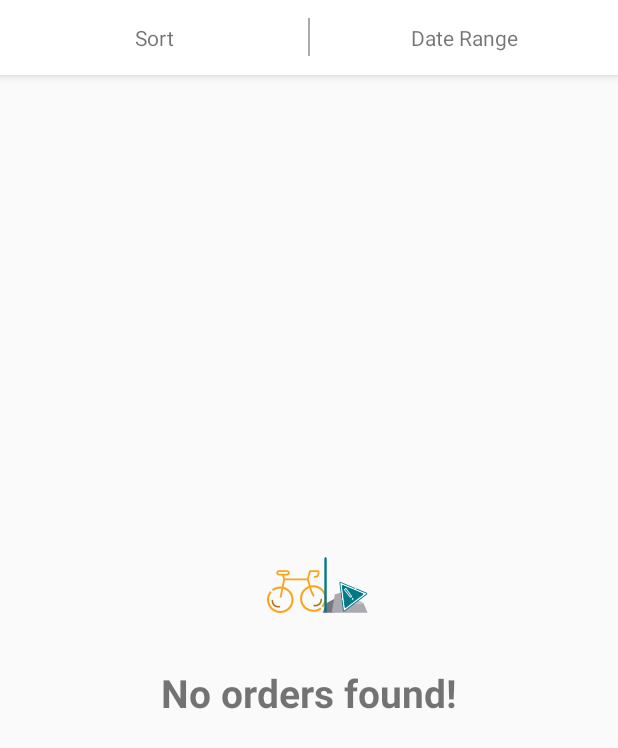
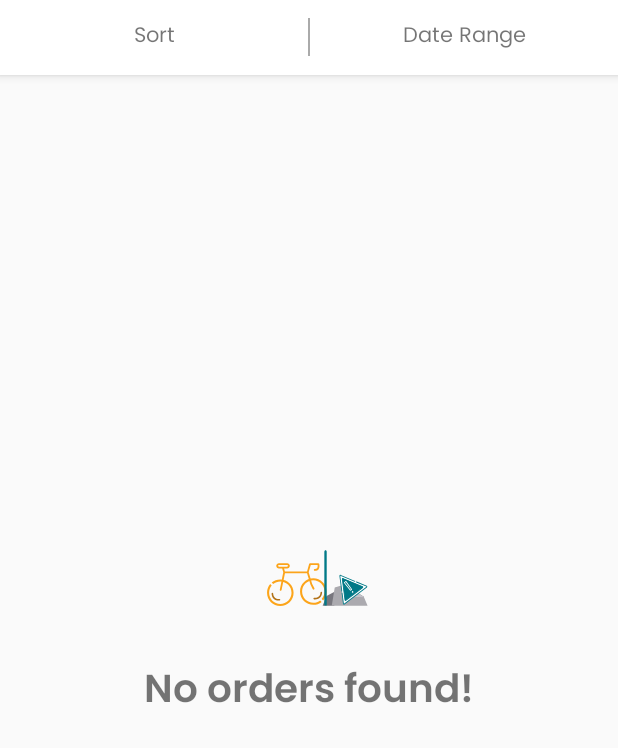
Before and after one commit to devmanishpatole/AlzuraApplication, an Android app: the layout activity_main.xml on its own in the app's theme, with its tools: preview values and no code run, on a phone screen of 412 x 824 dp. Shown: the top 748 px of the screen. Run offline under Robolectric (Android 15) with nearby library versions, the phone set to English and light mode, and no system bars; network calls fail.

```diff
--- a/app/src/main/java/com/devmanishpatole/alzuraapplication/orders/viewmodel/OrderViewModel.kt
+++ b/app/src/main/java/com/devmanishpatole/alzuraapplication/orders/viewmodel/OrderViewModel.kt
@@ -13,5 +13,4 @@ class OrderViewModel @ViewModelInject constructor(
     fun getOrders(descending: Boolean = true, range: String? = null) =
         repository.getOrders(descending, range).cachedIn(viewModelScope)
 
-    fun refresh() = repository.refresh()
 }
--- a/app/src/main/res/layout/activity_main.xml
+++ b/app/src/main/res/layout/activity_main.xml
@@ -15,6 +15,7 @@
             style="@style/WrapContentLayout"
             android:layout_centerInParent="true"
             android:layout_marginTop="@dimen/spacing_medium"
+            android:fontFamily="@font/poppins_semi_bold"
             android:text="@string/no_orders_found"
             android:textSize="@dimen/text_extra_large"
             android:textStyle="bold"
@@ -47,8 +48,9 @@
         android:background="@android:color/white">
 
         <LinearLayout
+            android:id="@+id/panel"
             style="@style/SectionLayout"
-            android:layout_height="50dp"
+            android:layout_height="@dimen/selector_panel_height"
             android:orientation="horizontal"
             android:weightSum="10"
             app:layout_scrollFlags="scroll|enterAlways">
@@ -59,12 +61,13 @@
                 android:layout_width="0dp"
                 android:layout_gravity="center"
                 android:layout_weight="5"
+                android:fontFamily="@font/poppins_regular"
                 android:gravity="center"
                 android:text="@string/sort" />
 
             <View
-                android:layout_width="1dp"
-                android:layout_height="25dp"
+                android:layout_width="@dimen/panel_divider_width"
+                android:layout_height="@dimen/panel_divider_height"
                 android:layout_gravity="center"
                 android:background="@android:color/darker_gray" />
 
@@ -74,6 +77,7 @@
                 android:layout_width="0dp"
                 android:layout_gravity="center"
                 android:layout_weight="5"
+                android:fontFamily="@font/poppins_regular"
                 android:gravity="center"
                 android:text="@string/filter" />
 
--- a/app/src/main/res/values/dimens.xml
+++ b/app/src/main/res/values/dimens.xml
@@ -15,5 +15,8 @@
     <dimen name="text_small">16sp</dimen>
     <dimen name="text_extra_large">26sp</dimen>
     <dimen name="welcome_image_height_width">300dp</dimen>
+    <dimen name="selector_panel_height">50dp</dimen>
+    <dimen name="panel_divider_height">25dp</dimen>
+    <dimen name="panel_divider_width">1dp</dimen>
 
 </resources>
```
Also changed, not shown: app/src/main/java/com/devmanishpatole/alzuraapplication/MainActivity.kt (+6 -4 lines), app/src/main/java/com/devmanishpatole/alzuraapplication/orders/repository/OrderRepository.kt (+2 -10 lines).
